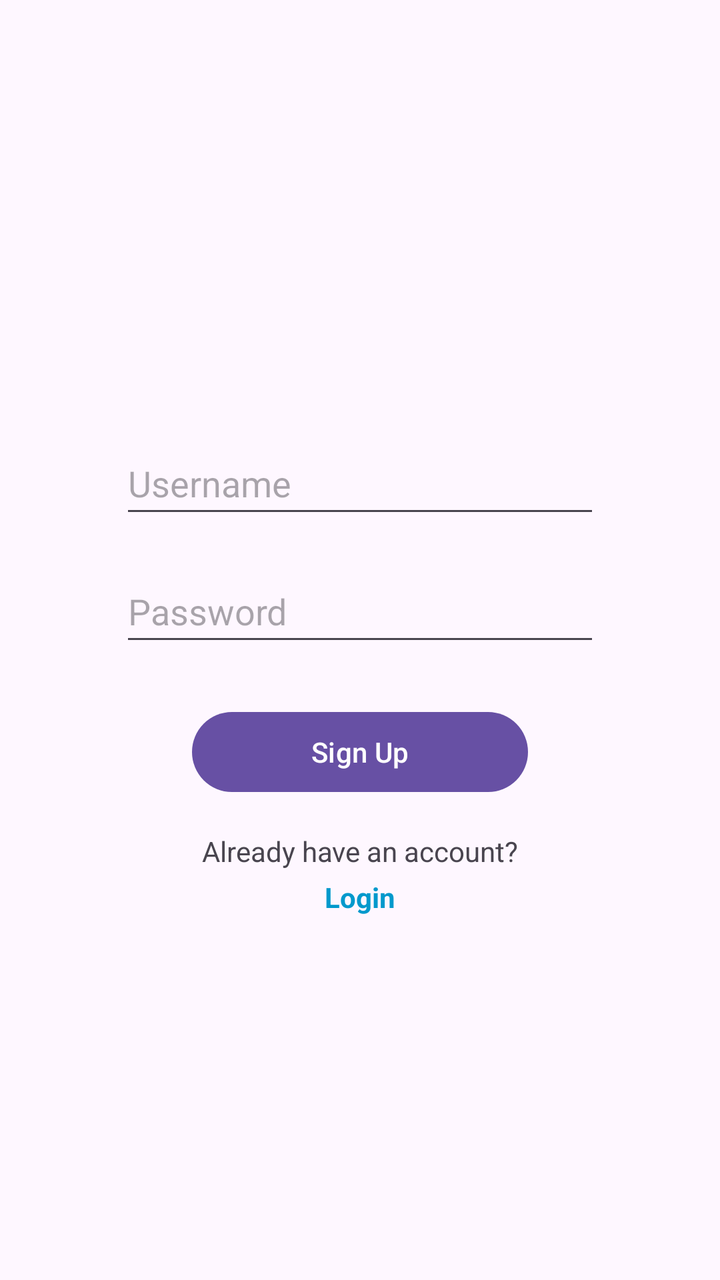
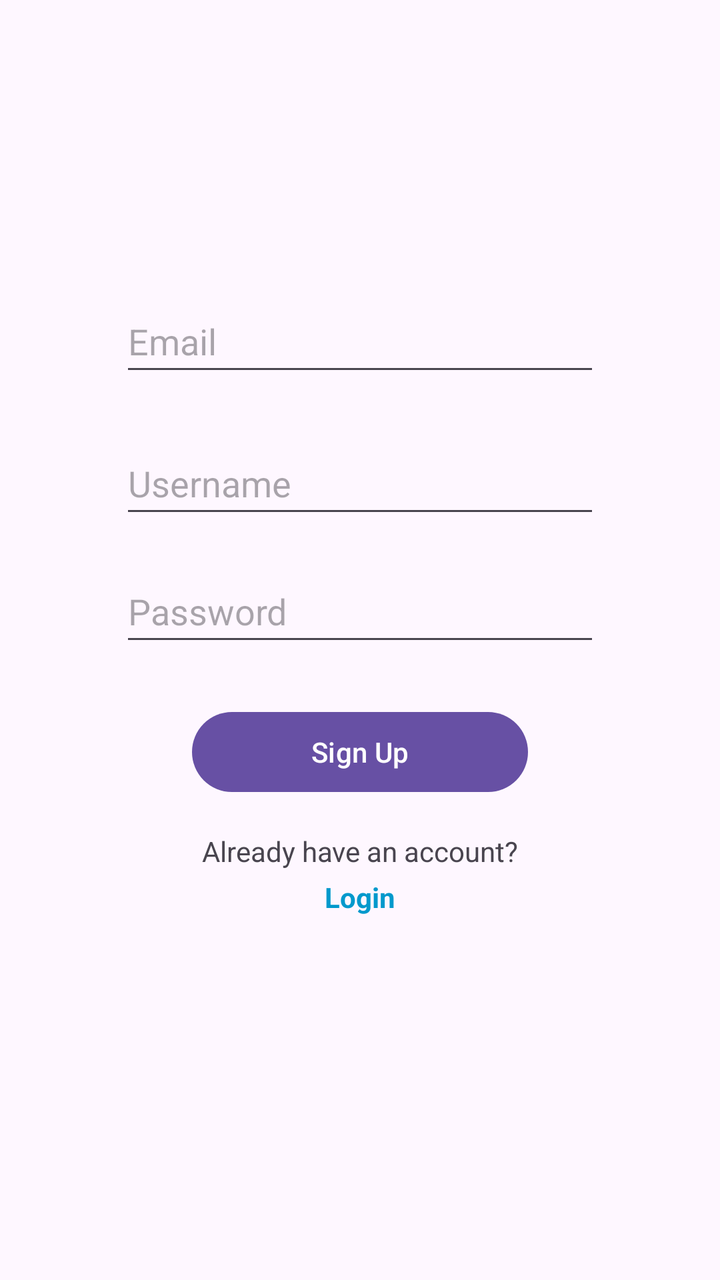

Screens rendered from an Android XML layout before and after an edit, with the pre-edit source and the edit as a unified diff.
<!-- AndroidManifest.xml: application theme Theme.Loginbasic -->
<!-- res/layout/activity_signup.xml -->
<?xml version="1.0" encoding="utf-8"?>
<androidx.constraintlayout.widget.ConstraintLayout xmlns:android="http://schemas.android.com/apk/res/android"
    xmlns:app="http://schemas.android.com/apk/res-auto"
    xmlns:tools="http://schemas.android.com/tools"
    android:id="@+id/main"
    android:layout_width="match_parent"
    android:layout_height="match_parent"
    android:padding="24dp"
    tools:context=".login">

    <EditText
        android:id="@+id/editusername"
        android:layout_width="0dp"
        android:layout_height="wrap_content"
        android:layout_marginStart="36dp"
        android:layout_marginTop="192dp"
        android:layout_marginEnd="36dp"
        android:ems="10"
        android:hint="Username"
        android:inputType="text"
        android:minHeight="48dp"
        app:layout_constraintEnd_toEndOf="parent"
        app:layout_constraintStart_toStartOf="parent"
        app:layout_constraintTop_toTopOf="parent" />

    <EditText
        android:id="@+id/editpassword"
        android:layout_width="0dp"
        android:layout_height="wrap_content"
        android:layout_marginStart="36dp"
        android:layout_marginTop="16dp"
        android:layout_marginEnd="36dp"
        android:ems="10"
        android:hint="Password"
        android:inputType="textPassword"
        android:minHeight="48dp"
        app:layout_constraintEnd_toEndOf="parent"
        app:layout_constraintStart_toStartOf="parent"
        app:layout_constraintTop_toBottomOf="@+id/editusername" />

    <Button
        android:id="@+id/btnSignup"
        android:layout_width="0dp"
        android:layout_height="wrap_content"
        android:layout_marginStart="72dp"
        android:layout_marginTop="24dp"
        android:layout_marginEnd="72dp"
        android:text="Sign Up"
        app:layout_constraintEnd_toEndOf="parent"
        app:layout_constraintStart_toStartOf="parent"
        app:layout_constraintTop_toBottomOf="@+id/editpassword" />

    <TextView
        android:id="@+id/tvAlreadyHaveAccount"
        android:layout_width="wrap_content"
        android:layout_height="wrap_content"
        android:layout_marginTop="16dp"
        android:text="Already have an account?"
        android:textSize="14sp"
        app:layout_constraintEnd_toEndOf="parent"
        app:layout_constraintStart_toStartOf="parent"
        app:layout_constraintTop_toBottomOf="@+id/btnSignup" />

    <TextView
        android:id="@+id/tvLogin"
        android:layout_width="wrap_content"
        android:layout_height="wrap_content"
        android:layout_marginTop="4dp"
        android:text="Login"
        android:textColor="@android:color/holo_blue_dark"
        android:textSize="14sp"
        android:textStyle="bold"
        android:clickable="true"
        android:focusable="true"
        app:layout_constraintEnd_toEndOf="parent"
        app:layout_constraintStart_toStartOf="parent"
        app:layout_constraintTop_toBottomOf="@+id/tvAlreadyHaveAccount" />

</androidx.constraintlayout.widget.ConstraintLayout>
<!-- resources referenced by this layout -->
<resources>
  <style name="Theme.Loginbasic" parent="Base.Theme.Loginbasic" />
  <style name="Base.Theme.Loginbasic" parent="Theme.Material3.DayNight.NoActionBar">
          
          
      </style>
</resources>

<!-- the commit's change to res/layout/activity_signup.xml (unified diff, before → after) -->
@@ -7,6 +7,25 @@
     android:layout_height="match_parent"
     android:padding="24dp"
     tools:context=".login">
+
+    <EditText
+        android:id="@+id/editemail"
+        android:layout_width="0dp"
+        android:layout_height="wrap_content"
+        android:layout_marginStart="36dp"
+        android:layout_marginTop="88dp"
+        android:layout_marginEnd="36dp"
+        android:layout_marginBottom="6dp"
+        android:ems="10"
+        android:hint="Email"
+        android:inputType="text"
+        android:minHeight="48dp"
+        app:layout_constraintBottom_toTopOf="@+id/editusername"
+        app:layout_constraintEnd_toEndOf="parent"
+        app:layout_constraintHorizontal_bias="0.0"
+        app:layout_constraintStart_toStartOf="parent"
+        app:layout_constraintTop_toTopOf="parent"
+        app:layout_constraintVertical_bias="0.66" />
 
     <EditText
         android:id="@+id/editusername"
